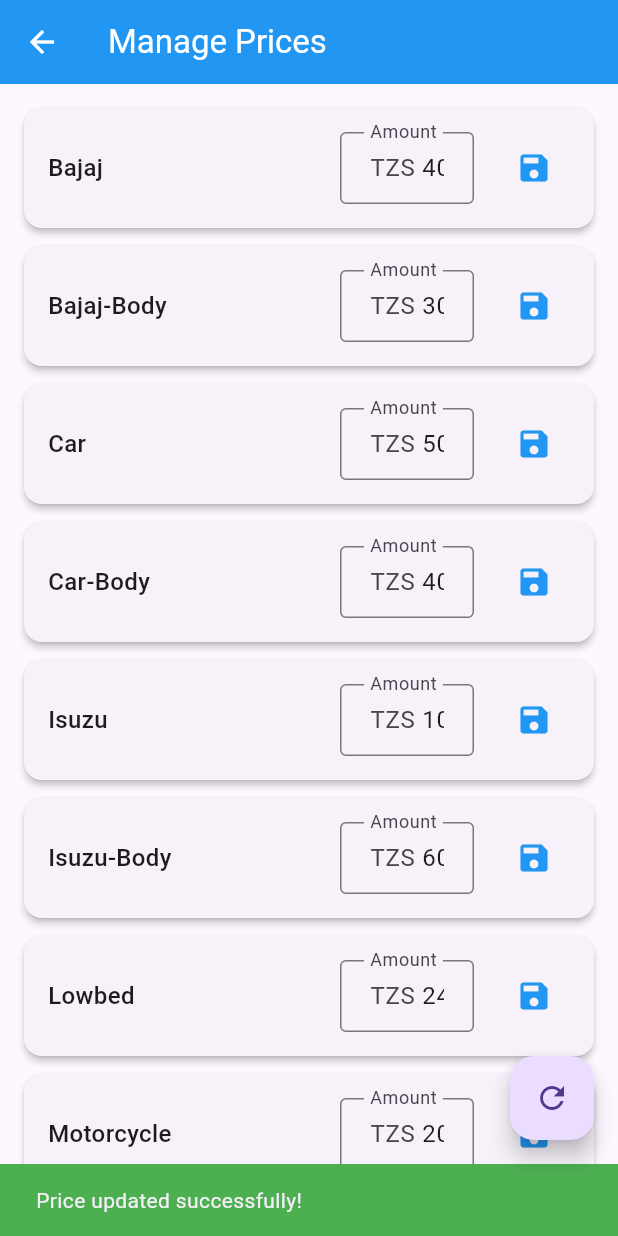
After one commit to kassOmega/car-wash-app, a Flutter app: the PricesListScreen screen opened directly, after a tap on the "save" icon, on a phone screen of 412 x 824 dp. The commit adds this screen. Run offline on Flutter 3.47's test engine with Material 3 defaults, Android fonts, the phone set to English and light mode, and no system bars; our stand-ins replace cloud_firestore, firebase_auth, firebase_core; accounts and stored records are empty.

Commit message:
Add price management functionality with CRUD operations and UI integration

```diff
--- /dev/null
+++ b/lib/models/price.dart
@@ -0,0 +1,40 @@
+class Price {
+  final String vehicleType;
+  final double amount;
+
+  Price({
+    required this.vehicleType,
+    required this.amount,
+  });
+
+  Map<String, dynamic> toMap() {
+    return {
+      'vehicleType': vehicleType,
+      'amount': amount,
+    };
+  }
+
+  factory Price.fromMap(Map<String, dynamic> map) {
+    return Price(
+      vehicleType: map['vehicleType'],
+      amount:
+          map['amount'] is double ? map['amount'] : map['amount'].toDouble(),
+    );
+  }
+
+  @override
+  String toString() {
+    return 'Price(vehicleType: $vehicleType, amount: $amount)';
+  }
+
+  @override
+  bool operator ==(Object other) {
+    if (identical(this, other)) return true;
+    return other is Price &&
+        other.vehicleType == vehicleType &&
+        other.amount == amount;
+  }
+
+  @override
+  int get hashCode => vehicleType.hashCode ^ amount.hashCode;
+}
--- a/lib/screens/car_wash_entry.dart
+++ b/lib/screens/car_wash_entry.dart
@@ -3,9 +3,11 @@ import 'package:provider/provider.dart';
 
 import '../models/car_wash.dart';
 import '../models/customer.dart';
+import '../models/price.dart';
 import '../models/washer.dart';
 import '../providers/auth_provider.dart';
 import '../services/firebase_service.dart';
+import 'prices_list_screen.dart';
 
 class CarWashEntry extends StatefulWidget {
   @override
@@ -21,9 +23,29 @@ class _CarWashEntryState extends State<CarWashEntry> {
   String? _selectedCustomerId;
   String? _selectedWasherId;
   String _vehicleType = 'Car';
+  List<Price> _prices = [];
 
   List<Customer> _customers = [];
   List<Washer> _washers = [];
+
+  @override
+  void initState() {
+    super.initState();
+    // Initialize default vehicle type amount
+    _updateAmountForVehicleType(_vehicleType);
+  }
+
+  Future<void> _updateAmountForVehicleType(String vehicleType) async {
+    final firebaseService =
+        Provider.of<FirebaseService>(context, listen: false);
+    final price = await firebaseService.getPriceByVehicleType(vehicleType);
+
+    if (price != null) {
+      WidgetsBinding.instance.addPostFrameCallback((_) {
+        _amountController.text = price.amount.toStringAsFixed(0);
+      });
+    }
+  }
 
   Future<void> _submitCarWash() async {
     if (_formKey.currentState!.validate() && _selectedWasherId != null) {
@@ -50,15 +72,17 @@ class _CarWashEntryState extends State<CarWashEntry> {
       try {
         await firebaseService.addCarWash(carWash);
 
-        // Clear form
+        // Clear form but keep vehicle type
         _amountController.clear();
         _plateNumberController.clear();
         _notesController.clear();
         setState(() {
           _selectedCustomerId = null;
           _selectedWasherId = null;
-          _vehicleType = 'Car';
         });
+
+        // Update amount for current vehicle type after clear
+        _updateAmountForVehicleType(_vehicleType);
 
         ScaffoldMessenger.of(context).showSnackBar(
           SnackBar(
@@ -94,6 +118,8 @@ class _CarWashEntryState extends State<CarWashEntry> {
       _selectedWasherId = null;
       _vehicleType = 'Car';
     });
+    // Update amount for default vehicle type
+    _updateAmountForVehicleType(_vehicleType);
   }
 
   @override
@@ -111,6 +137,17 @@ class _CarWashEntryState extends State<CarWashEntry> {
             icon: Icon(Icons.clear),
             onPressed: _clearForm,
             tooltip: 'Clear Form',
+          ),
+          if (authProvider.isOwner || authProvider.isCashier)
+            IconButton(
+              icon: Icon(Icons.attach_money),
+              onPressed: () {
+                Navigator.push(
+                  context,
+                  MaterialPageRoute(builder: (context) => PricesListScreen()),
+                );
+              },
+              tooltip: 'Manage Prices',
             ),
         ],
       ),
@@ -133,7 +170,7 @@ class _CarWashEntryState extends State<CarWashEntry> {
                           border: OutlineInputBorder(),
                         ),
                         items: [],
-                        onChanged: (value) {}, // Required parameter added
+                        onChanged: (value) {},
                       );
                     }
 
@@ -159,7 +196,6 @@ class _CarWashEntryState extends State<CarWashEntry> {
                         }).toList(),
                       ],
                       onChanged: (value) {
-                        // Required parameter added
                         setState(() {
                           _selectedCustomerId = value;
                         });
@@ -170,7 +206,7 @@ class _CarWashEntryState extends State<CarWashEntry> {
                 SizedBox(height: 16),
               ],
 
-              // Washer Selection - FIXED VERSION
+              // Washer Selection
               StreamBuilder<List<Washer>>(
                 stream: firebaseService.getWashers(),
                 builder: (context, snapshot) {
@@ -183,7 +219,7 @@ class _CarWashEntryState extends State<CarWashEntry> {
                         errorText: 'Please select a washer',
                       ),
                       items: [],
-                      onChanged: (value) {}, // Required parameter added
+                      onChanged: (value) {},
                     );
                   }
 
@@ -202,7 +238,6 @@ class _CarWashEntryState extends State<CarWashEntry> {
                     );
                   }
 
-                  // Remove duplicate washers by ID to prevent the error
                   final uniqueWashers = _washers
                       .fold<Map<String, Washer>>({}, (map, washer) {
                         if (!map.containsKey(washer.id)) {
@@ -213,7 +248,6 @@ class _CarWashEntryState extends State<CarWashEntry> {
                       .values
                       .toList();
 
-                  // Ensure selected value exists in the list
                   if (_selectedWasherId != null &&
                       !uniqueWashers
                           .any((washer) => washer.id == _selectedWasherId)) {
@@ -254,7 +288,6 @@ class _CarWashEntryState extends State<CarWashEntry> {
                       }).toList(),
                     ],
                     onChanged: (value) {
-                      // Required parameter added
                       if (value != null) {
                         setState(() {
                           _selectedWasherId = value;
@@ -268,26 +301,47 @@ class _CarWashEntryState extends State<CarWashEntry> {
               ),
               SizedBox(height: 16),
 
-              // Vehicle Type
-              DropdownButtonFormField<String>(
+              // Vehicle Type with auto-price
+              StreamBuilder<List<Price>>(
+                stream: firebaseService.getPrices(),
+                builder: (context, snapshot) {
+                  if (snapshot.hasData) {
+                    _prices = snapshot.data!;
+                  }
+
+                  return DropdownButtonFormField<String>(
                     value: _vehicleType,
                     decoration: InputDecoration(
                       labelText: 'Vehicle Type *',
                       border: OutlineInputBorder(),
                       prefixIcon: Icon(Icons.directions_car),
                     ),
-                items: ['Car', 'SUV', 'Truck', 'Motorcycle', 'Van', 'Bus']
-                    .map((type) {
+                    items: _prices.map((price) {
                       return DropdownMenuItem<String>(
-                    value: type,
-                    child: Text(type),
+                        value: price.vehicleType,
+                        child: Row(
+                          mainAxisAlignment: MainAxisAlignment.spaceBetween,
+                          children: [
+                            Text(price.vehicleType),
+                            Text(
+                              'TZS ${price.amount.toStringAsFixed(0)}',
+                              style: TextStyle(
+                                color: Colors.green,
+                                fontWeight: FontWeight.bold,
+                              ),
+                            ),
+                          ],
+                        ),
                       );
                     }).toList(),
                     onChanged: (value) {
-                  // Required parameter added
                       setState(() {
                         _vehicleType = value!;
                       });
+                      // Update amount when vehicle type changes
+                      _updateAmountForVehicleType(value!);
+                    },
+                  );
                 },
               ),
               SizedBox(height: 16),
@@ -304,13 +358,21 @@ class _CarWashEntryState extends State<CarWashEntry> {
               ),
               SizedBox(height: 16),
 
-              // Amount
+              // Amount (auto-filled but editable)
               TextFormField(
                 controller: _amountController,
                 decoration: InputDecoration(
                   labelText: 'Amount *',
                   border: OutlineInputBorder(),
                   prefixIcon: Icon(Icons.attach_money),
+                  suffixIcon: IconButton(
+                    icon: Icon(Icons.refresh),
+                    onPressed: () {
+                      // Reset to default price for current vehicle type
+                      _updateAmountForVehicleType(_vehicleType);
+                    },
+                    tooltip: 'Reset to default price',
+                  ),
                 ),
                 keyboardType: TextInputType.numberWithOptions(decimal: true),
                 validator: (value) {
--- a/lib/screens/dashboard.dart
+++ b/lib/screens/dashboard.dart
@@ -7,6 +7,7 @@ import '../services/firebase_service.dart';
 import 'car_wash_entry.dart';
 import 'customer_management.dart';
 import 'expense_tracking.dart';
+import 'prices_list_screen.dart';
 import 'reports.dart';
 import 'user_registration.dart';
 import 'washer_management.dart';
@@ -154,6 +155,11 @@ class Dashboard extends StatelessWidget {
         Navigator.push(context,
             MaterialPageRoute(builder: (context) => WasherManagement()));
       }));
+      menuItems.add(
+          _buildMenuCard('Manage Prices', Icons.attach_money, Colors.amber, () {
+        Navigator.push(context,
+            MaterialPageRoute(builder: (context) => PricesListScreen()));
+      }));
     }
 
     // Owners and Cashiers can track expenses
--- /dev/null
+++ b/lib/screens/prices_list_screen.dart
@@ -0,0 +1,193 @@
+import 'package:flutter/material.dart';
+import 'package:provider/provider.dart';
+
+import '../models/price.dart';
+import '../services/firebase_service.dart';
+
+class PricesListScreen extends StatefulWidget {
+  @override
+  _PricesListScreenState createState() => _PricesListScreenState();
+}
+
+class _PricesListScreenState extends State<PricesListScreen> {
+  final Map<String, TextEditingController> _controllers = {};
+
+  @override
+  void initState() {
+    super.initState();
+    // Initialize default prices if needed
+    WidgetsBinding.instance.addPostFrameCallback((_) {
+      _initializePrices();
+    });
+  }
+
+  Future<void> _initializePrices() async {
+    final firebaseService =
+        Provider.of<FirebaseService>(context, listen: false);
+    final prices = await firebaseService.getPrices().first;
+
+    if (prices.isEmpty) {
+      await firebaseService.initializeDefaultPrices();
+    }
+  }
+
+  @override
+  void dispose() {
+    // Dispose all controllers
+    _controllers.values.forEach((controller) => controller.dispose());
+    super.dispose();
+  }
+
+  TextEditingController _getController(
+      String vehicleType, double currentAmount) {
+    if (!_controllers.containsKey(vehicleType)) {
+      _controllers[vehicleType] =
+          TextEditingController(text: currentAmount.toStringAsFixed(0));
+    }
+    return _controllers[vehicleType]!;
+  }
+
+  Future<void> _updatePrice(String vehicleType, double newAmount) async {
+    if (newAmount <= 0) {
+      ScaffoldMessenger.of(context).showSnackBar(
+        SnackBar(
+          content: Text('Amount must be greater than 0'),
+          backgroundColor: Colors.red,
+        ),
+      );
+      return;
+    }
+
+    try {
+      final firebaseService =
+          Provider.of<FirebaseService>(context, listen: false);
+      final price = Price(vehicleType: vehicleType, amount: newAmount);
+      await firebaseService.updatePrice(price);
+
+      ScaffoldMessenger.of(context).showSnackBar(
+        SnackBar(
+          content: Text('Price updated successfully!'),
+          backgroundColor: Colors.green,
+        ),
+      );
+    } catch (e) {
+      ScaffoldMessenger.of(context).showSnackBar(
+        SnackBar(
+          content: Text('Error updating price: $e'),
+          backgroundColor: Colors.red,
+        ),
+      );
+    }
+  }
+
+  @override
+  Widget build(BuildContext context) {
+    return Scaffold(
+      appBar: AppBar(
+        title: Text('Manage Prices'),
+        backgroundColor: Colors.blue,
+        foregroundColor: Colors.white,
+      ),
+      body: StreamBuilder<List<Price>>(
+        stream: Provider.of<FirebaseService>(context).getPrices(),
+        builder: (context, snapshot) {
+          if (snapshot.connectionState == ConnectionState.waiting) {
+            return Center(child: CircularProgressIndicator());
+          }
+
+          if (snapshot.hasError) {
+            return Center(child: Text('Error: ${snapshot.error}'));
+          }
+
+          final prices = snapshot.data ?? [];
+
+          if (prices.isEmpty) {
+            return Center(
+              child: Column(
+                mainAxisAlignment: MainAxisAlignment.center,
+                children: [
+                  Icon(Icons.money_off, size: 64, color: Colors.grey),
+                  SizedBox(height: 16),
+                  Text(
+                    'No prices found',
+                    style: TextStyle(fontSize: 18, color: Colors.grey),
+                  ),
+                  SizedBox(height: 16),
+                  ElevatedButton(
+                    onPressed: _initializePrices,
+                    child: Text('Initialize Default Prices'),
+                  ),
+                ],
+              ),
+            );
+          }
+
+          return ListView.builder(
+            padding: EdgeInsets.all(16),
+            itemCount: prices.length,
+            itemBuilder: (context, index) {
+              final price = prices[index];
+              final controller =
+                  _getController(price.vehicleType, price.amount);
+
+              return Card(
+                margin: EdgeInsets.only(bottom: 12),
+                elevation: 2,
+                child: Padding(
+                  padding: const EdgeInsets.all(16.0),
+                  child: Row(
+                    children: [
+                      Expanded(
+                        flex: 2,
+                        child: Text(
+                          price.vehicleType,
+                          style: TextStyle(
+                            fontSize: 16,
+                            fontWeight: FontWeight.w500,
+                          ),
+                        ),
+                      ),
+                      SizedBox(width: 16),
+                      Expanded(
+                        flex: 1,
+                        child: TextFormField(
+                          controller: controller,
+                          decoration: InputDecoration(
+                            labelText: 'Amount',
+                            border: OutlineInputBorder(),
+                            prefixText: 'TZS ',
+                          ),
+                          keyboardType:
+                              TextInputType.numberWithOptions(decimal: true),
+                          onFieldSubmitted: (value) {
+                            final newAmount = double.tryParse(value) ?? 0;
+                            _updatePrice(price.vehicleType, newAmount);
+                          },
+                        ),
+                      ),
+                      SizedBox(width: 16),
+                      IconButton(
+                        icon: Icon(Icons.save, color: Colors.blue),
+                        onPressed: () {
+                          final newAmount =
+                              double.tryParse(controller.text) ?? 0;
+                          _updatePrice(price.vehicleType, newAmount);
+                        },
+                        tooltip: 'Save Price',
+                      ),
+                    ],
+                  ),
+                ),
+              );
+            },
+          );
+        },
+      ),
+      floatingActionButton: FloatingActionButton(
+        onPressed: _initializePrices,
+        child: Icon(Icons.refresh),
+        tooltip: 'Reset to Default Prices',
+      ),
+    );
+  }
+}
--- a/lib/services/firebase_service.dart
+++ b/lib/services/firebase_service.dart
@@ -4,6 +4,7 @@ import 'package:firebase_auth/firebase_auth.dart';
 import '../models/car_wash.dart';
 import '../models/customer.dart';
 import '../models/expense.dart';
+import '../models/price.dart';
 import '../models/user_role.dart'; // Make sure to import AppUser
 import '../models/washer.dart';
 
@@ -278,4 +279,60 @@ class FirebaseService {
         .map((snapshot) =>
             snapshot.docs.map((doc) => Expense.fromMap(doc.data())).toList());
   }
+
+  // prices
+  // Add to your FirebaseService class
+
+// Price Operations
+  Future<void> addPrice(Price price) async {
+    await _firestore
+        .collection('prices')
+        .doc(price.vehicleType)
+        .set(price.toMap());
+  }
+
+  Future<void> updatePrice(Price price) async {
+    await _firestore
+        .collection('prices')
+        .doc(price.vehicleType)
+        .update(price.toMap());
+  }
+
+  Stream<List<Price>> getPrices() {
+    return _firestore
+        .collection('prices')
+        .orderBy('vehicleType')
+        .snapshots()
+        .map((snapshot) =>
+            snapshot.docs.map((doc) => Price.fromMap(doc.data())).toList());
+  }
+
+  Future<Price?> getPriceByVehicleType(String vehicleType) async {
+    final doc = await _firestore.collection('prices').doc(vehicleType).get();
+    if (doc.exists) {
+      return Price.fromMap(doc.data()!);
+    }
+    return null;
+  }
+
+// Initialize default prices (call this once in your app)
+  Future<void> initializeDefaultPrices() async {
+    final defaultPrices = [
+      Price(vehicleType: 'Motorcycle', amount: 200),
+      Price(vehicleType: 'Bajaj', amount: 400),
+      Price(vehicleType: 'Car', amount: 500),
+      Price(vehicleType: 'Isuzu', amount: 1000),
+      Price(vehicleType: 'Sino', amount: 1500),
+      Price(vehicleType: 'Lowbed', amount: 2400),
+      Price(vehicleType: 'Bajaj-Body', amount: 300),
+      Price(vehicleType: 'Car-Body', amount: 400),
+      Price(vehicleType: 'Isuzu-Body', amount: 600),
+      Price(vehicleType: 'Sino-Body', amount: 750),
+      Price(vehicleType: 'Sino-Trailer', amount: 500),
+    ];
+
+    for (final price in defaultPrices) {
+      await addPrice(price);
+    }
+  }
 }
```
Lines whose indentation alone changed are shown as unchanged.
